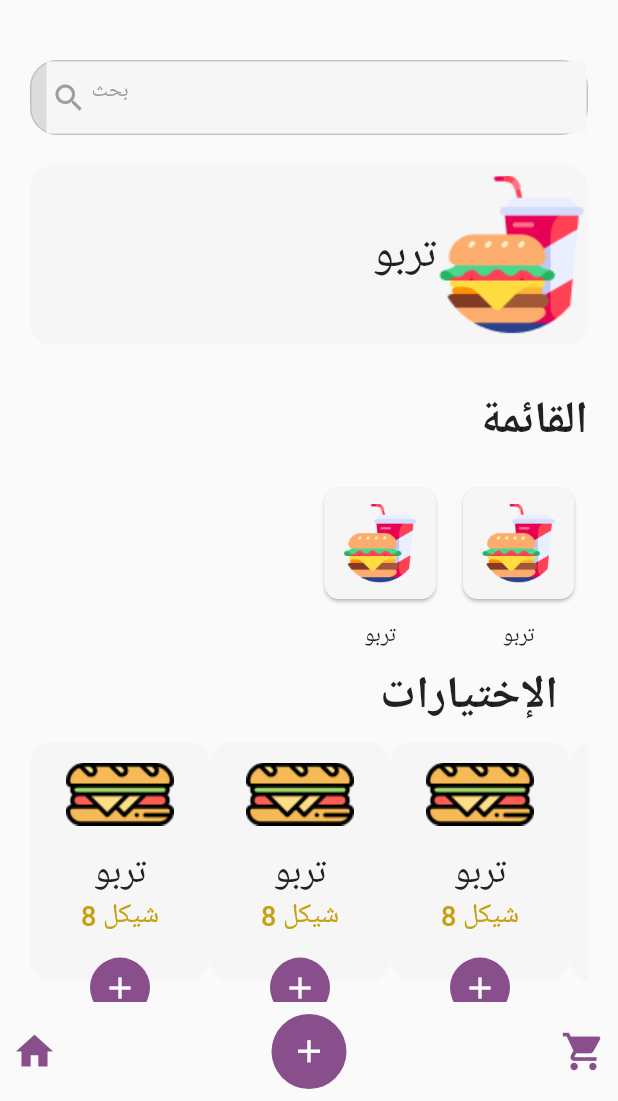
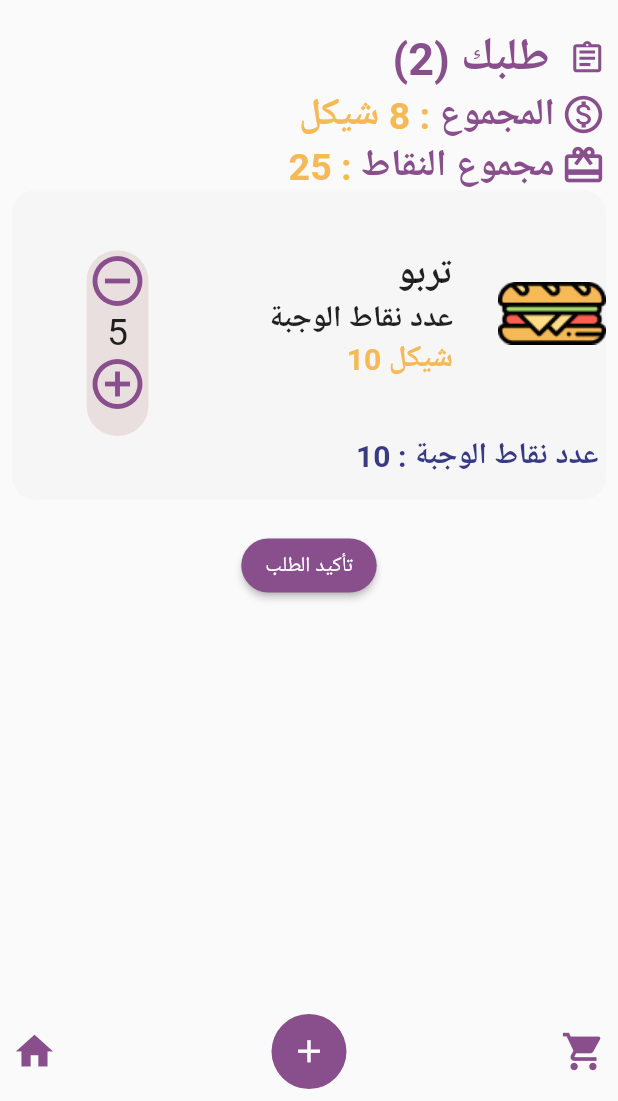
Before and after one commit to mehdidm/khardel, a Flutter app: the screen it shows after launch, on a phone screen of 412 x 824 dp, the part 135-1236 px from its top. Run offline on Flutter 3.47's test engine with Material 2 defaults, Android fonts, the phone set to English and light mode, and no system bars; our stand-ins replace flutter_switch.

Commit message:
cart interface

```diff
--- a/lib/main.dart
+++ b/lib/main.dart
@@ -1,4 +1,5 @@
 import 'package:flutter/material.dart';
+import 'package:khardel/views/Screens/Cart.dart';
 
 import 'package:khardel/views/Screens/Home.dart';
 import 'package:khardel/views/Screens/Order.dart';
@@ -18,7 +19,7 @@ class MyApp extends StatelessWidget {
       primarySwatch: Colors.teal,
 
       ),
-      home:Home(),
+      home:Cart(),
     );
   }
 }
--- /dev/null
+++ b/lib/views/Screens/Cart.dart
@@ -0,0 +1,260 @@
+import 'package:flutter/cupertino.dart';
+import 'package:flutter/material.dart';
+import 'package:khardel/views/shared/Appbar.dart';
+import 'package:khardel/views/shared/BottomBar.dart';
+import 'package:khardel/views/shared/constant.dart';
+
+class Cart extends StatefulWidget {
+  @override
+  _CartState createState() => _CartState();
+}
+
+class _CartState extends State<Cart> {
+  @override
+  Widget build(BuildContext context) {
+    final x = MediaQuery.of(context).size.height;
+    final y = MediaQuery.of(context).size.width;
+    return SafeArea(
+        child: Scaffold(
+      appBar: CustomAppBar(),
+      bottomNavigationBar: BottomBar(),
+      body: SingleChildScrollView(
+        child: Column(
+          crossAxisAlignment: CrossAxisAlignment.center,
+          children: [
+            Align(
+              alignment: Alignment.topRight,
+              child: Padding(
+                padding: const EdgeInsets.all(8.0),
+                child: Column(
+
+                  children: [
+                    Row(
+                      mainAxisAlignment: MainAxisAlignment.end,
+                      children: [
+
+                        Text("طلبك (2)",
+                            style: TextStyle(
+                                fontSize: 30,
+                                fontWeight: FontWeight.bold,
+                                color: ColorMv)),
+                        SizedBox(width: y*0.03),
+                        Icon(
+                          Icons.assignment_outlined,
+                          color: ColorMv,
+                          size: 25,
+                        ),
+                      ],
+                    ),
+                    Row(
+                      mainAxisAlignment: MainAxisAlignment.end,
+                      children: [
+                        RichText(
+                          text: TextSpan(
+                            text:"  المجموع",
+                            style: TextStyle( fontSize: 25,
+                                fontWeight: FontWeight.bold,
+                                color: ColorMv),
+                            children: const <TextSpan>[
+                              TextSpan(text: ' : 8 شيكل', style: TextStyle(fontWeight: FontWeight.bold, color: ColorGl)),
+
+                            ],
+                          ),
+                        ),
+                       /* Text(": المجموع",
+                            style: TextStyle(
+                                fontSize: 30,
+                                fontWeight: FontWeight.bold,
+                                color: ColorMv)),*/
+                        SizedBox(width: y*0.01),
+                        Icon(
+                          Icons.monetization_on_outlined,
+                          color: ColorMv,
+                          size: 30,
+                        ),
+                      ],
+                    ),
+                    Row(
+                      mainAxisAlignment: MainAxisAlignment.end,
+                      children: [
+                        RichText(
+                          text: TextSpan(
+                            text:"  مجموع النقاط",
+                            style: TextStyle( fontSize: 25,
+                                fontWeight: FontWeight.bold,
+                                color: ColorMv),
+                            children: const <TextSpan>[
+                              TextSpan(text: ' : 25', style: TextStyle(fontWeight: FontWeight.bold, color: ColorGl)),
+
+                            ],
+                          ),
+                        ),
+
+                        SizedBox(width: y*0.01),
+                        Icon(
+                          Icons.card_giftcard,
+                          color: ColorMv,
+                          size: 30,
+                        ),
+                      ],
+                    ),
+                    Dismissible(
+                      child: Container(
+                        child: Column(
+                          children: [
+                            Container(
+                              child: Column(
+                                crossAxisAlignment: CrossAxisAlignment.end,
+                                children: [
+                                  Row(
+                                    mainAxisAlignment: MainAxisAlignment.end,
+                                    children: [
+                                      Padding(
+                                        padding: const EdgeInsets.only(right:50, top: 40),
+                                        child: Container(
+                                          child: Padding(
+                                            padding: const EdgeInsets.only(top: 0),
+                                            child: Column(
+                                              children: [
+                                                Icon(
+                                                  Icons.remove_circle_outline_sharp,
+                                                  size: 40,
+                                                  color: ColorMv,
+                                                ),
+                                                SizedBox(
+                                                  width: x * 0.02,
+                                                ),
+                                                Text("5", style: TextStyle(fontSize: 25)),
+                                                SizedBox(
+                                                  width: x * 0.02,
+                                                ),
+                                                Icon(
+                                                  Icons.add_circle_outline,
+                                                  size: 40,
+                                                  color: ColorMv,
+                                                )
+
+                                              ],
+                                            ),
+                                          ),
+                                          width: y*0.1,
+                                          height: x* 0.15,
+                                          //BoxDecoration Widget
+                                          decoration: BoxDecoration(
+                                            color: Color(0xffE9DFDF), //Border.all
+                                            borderRadius: BorderRadius.circular(20),
+                                          ),
+                                        ),
+                                      ),
+                                      Padding(
+                                        padding: const EdgeInsets.symmetric(vertical: 5, horizontal: 30),
+                                        child: Column(
+                                          crossAxisAlignment: CrossAxisAlignment.end,
+                                          children: [
+                                            Text(
+                                              "تربو",
+
+                                              style: TextStyle(
+                                                  fontWeight: FontWeight.bold,
+                                                  fontSize: 25,
+
+                                              ),
+                                            ),
+                                            Text(
+                                              "عدد نقاط الوجبة",
+
+                                              style: TextStyle(
+                                                fontWeight: FontWeight.bold,
+                                                fontSize: 20,
+
+                                              ),
+                                            ),
+                                            Text(
+                                              "10 شيكل",
+
+                                              style: TextStyle(
+                                                fontWeight: FontWeight.bold,
+                                                fontSize: 20,
+                                                color: ColorGl
+
+                                              ),
+                                            ),
+
+
+                                          ],
+                                        ),
+
+                                      ),
+
+
+                                      Image.asset('assets/images/sandwich.png'),
+                                      //DecorationImage
+
+                                    ],
+                                  ),
+                                  Text(
+                                    "عدد نقاط الوجبة : 10 ",
+
+                                    style: TextStyle(
+                                      fontWeight: FontWeight.bold,
+                                      color: ColorBlue,
+                                      fontSize: 20,
+
+                                    ),
+                                  ),
+                                ],
+                              ),
+                              width: y,
+                              height: x* 0.25,
+                              //BoxDecoration Widget
+                              decoration: BoxDecoration(
+                                color: Color(0xffF6F6F6), //Border.all
+                                borderRadius: BorderRadius.circular(15),
+                              ), //BoxDecoration
+                            ),
+
+                          ],
+
+
+                        ),
+                      ),
+                      background: Container(
+                        color: ColorMv,
+                        child: Padding(
+                          padding: const EdgeInsets.only(right:10),
+                          child: Align(
+                            alignment: Alignment.centerRight,
+                              child: Icon(Icons.delete_outlined,  size: 60, color: Colors.white,)
+                          ),
+                        ),
+                      ),
+                      key: ValueKey("my"),
+                    ),
+
+
+                    Padding(
+                      padding: const EdgeInsets.only(top :20.0),
+                      child: ElevatedButton(
+
+                        onPressed: () {},
+                        child: Text('تأكيد الطلب' , textAlign: TextAlign.center,),
+                        style: ElevatedButton.styleFrom(
+                          shape: StadiumBorder(),
+                          primary: ColorMv,
+
+                        ),
+                      ),
+                    )
+
+
+
+                  ],
+                ),
+              ),
+            ),
+          ],
+        ),
+      ),
+    ));
+  }
+}
--- a/lib/views/Screens/Home.dart
+++ b/lib/views/Screens/Home.dart
@@ -44,7 +44,7 @@ class _HomeState extends State<Home> {
                       mainAxisAlignment: MainAxisAlignment.end,
                       children: [
                         Text(
-                          "تربو",
+                          "الاعلانات",
                           textAlign: TextAlign.right,
                           style: TextStyle(
                               fontWeight: FontWeight.w400,
```
